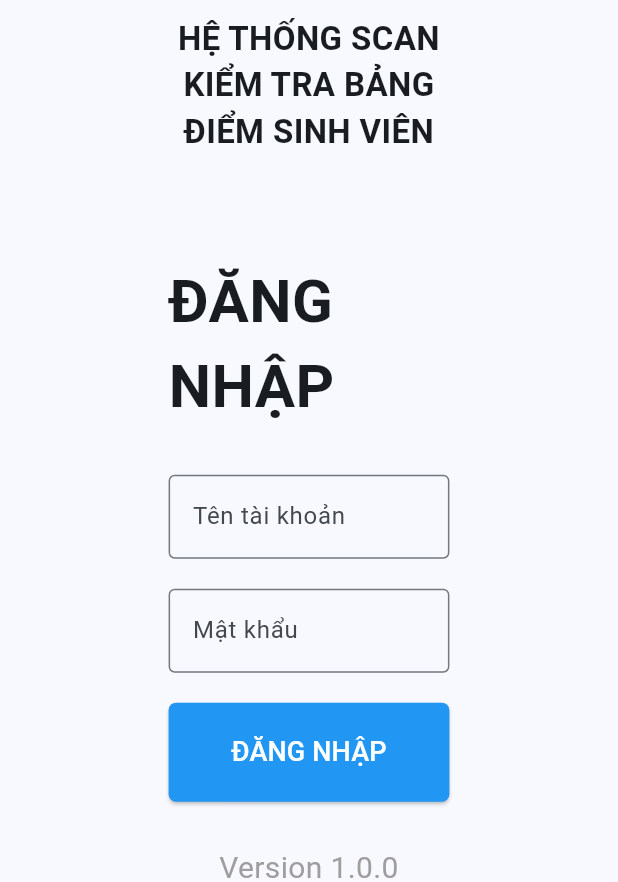
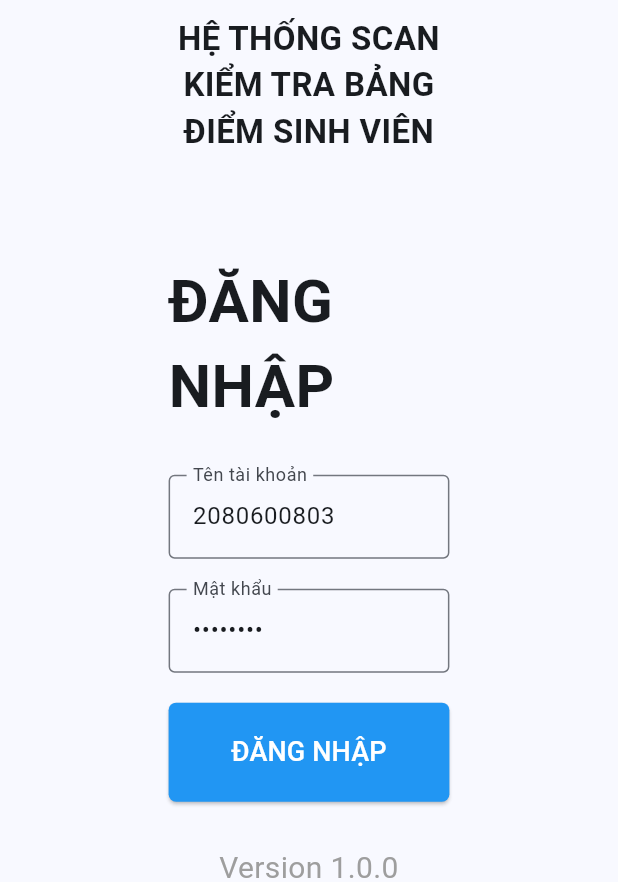
Before and after one commit to Slimaeus/flutter_hutech_classroom, a Flutter app: the screen it shows after launch, on a phone screen of 412 x 824 dp, the part 354-1236 px from its top. Run offline on Flutter 3.47's test engine with Material 2 defaults, Android fonts, the phone set to English and light mode, and no system bars; our stand-ins replace file_picker, flutter_mobx, mobx; generated files the repository leaves out were written again.

Commit message:
feat(login): Update default input text for test

```diff
--- a/lib/widgets/auth/login_form.dart
+++ b/lib/widgets/auth/login_form.dart
@@ -10,8 +10,8 @@ class LoginForm extends StatefulWidget {
 }
 
 class _LoginFormState extends State<LoginForm> {
-  final TextEditingController _usernameController = TextEditingController();
-  final TextEditingController _passwordController = TextEditingController();
+  final TextEditingController _usernameController = TextEditingController(text: '2080600803');
+  final TextEditingController _passwordController = TextEditingController(text: 'P@ssw0rd');
   final _form = GlobalKey<FormState>();
 
   void _login() {
```
